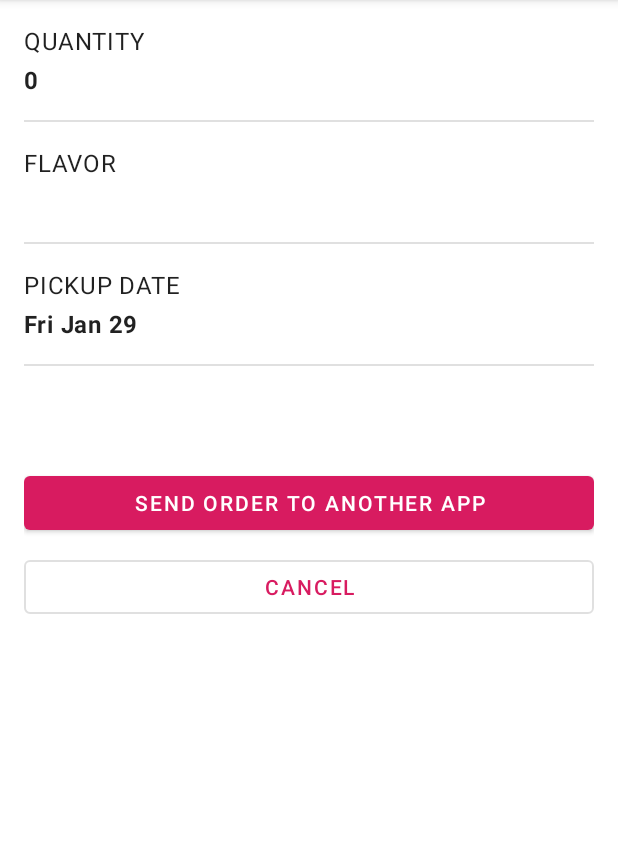
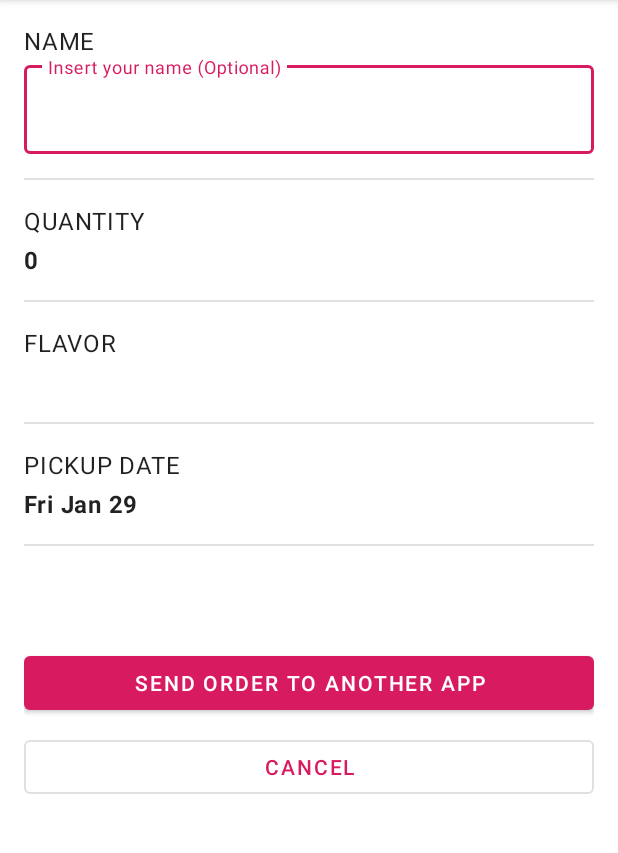
Before and after one commit to sulaiman666/Learning, an Android app: the fragment SummaryFragment shown on its own in the app's theme, on a phone screen of 412 x 824 dp, the part 84-937 px from its top. Run offline under Robolectric (Android 15) with nearby library versions, the phone set to English and light mode, and no system bars; our stand-ins replace data binding; 2 statements that could not run were skipped.

Commit message:
Second Challenge
* Ask the user for their name for the cupcake order.
1. Tambahkan text field pada summary fragment
+ Tambahkan text input layout (Done)
+ Tambahkan text input edit text (Done)
+ Tambahkan style untuk text field (Done)
2. Edit agar email mencantumkan nama pembeli
+ Mengambil value dari nama pemesan (Done)
+ Menambahkannya pada format email (Done)

```diff
--- a/android-basics-kotlin-cupcake-app-starter/app/src/main/java/com/example/cupcake/SummaryFragment.kt
+++ b/android-basics-kotlin-cupcake-app-starter/app/src/main/java/com/example/cupcake/SummaryFragment.kt
@@ -62,13 +62,26 @@ class SummaryFragment : Fragment() {
      */
     fun sendOrder() {
         val numberOfCupcakes = sharedViewModel.quantity.value ?: 0
-        val orderSummary = getString(
+        val userName = binding?.textInputEditText?.text.toString()
+
+        val orderSummary = if (userName != "") {
+            getString(
+                R.string.order_details_with_name,
+                resources.getQuantityString(R.plurals.cupcakes, numberOfCupcakes, numberOfCupcakes),
+                sharedViewModel.flavor.value.toString(),
+                sharedViewModel.date.value.toString(),
+                sharedViewModel.price.value.toString(),
+                userName
+            )
+        } else {
+            getString(
                 R.string.order_details,
                 resources.getQuantityString(R.plurals.cupcakes, numberOfCupcakes, numberOfCupcakes),
                 sharedViewModel.flavor.value.toString(),
                 sharedViewModel.date.value.toString(),
                 sharedViewModel.price.value.toString()
             )
+        }
 
         val intent = Intent(Intent.ACTION_SEND)
             .setType("text/plain")
--- a/android-basics-kotlin-cupcake-app-starter/app/src/main/res/layout/fragment_summary.xml
+++ b/android-basics-kotlin-cupcake-app-starter/app/src/main/res/layout/fragment_summary.xml
@@ -16,6 +16,7 @@
 <!-- Layout for order summary -->
 <layout xmlns:android="http://schemas.android.com/apk/res/android"
     xmlns:tools="http://schemas.android.com/tools"
+    xmlns:app="http://schemas.android.com/apk/res-auto"
     tools:context=".SummaryFragment">
 
     <data>
@@ -46,6 +47,43 @@
                 android:layout_height="wrap_content"
                 android:focusable="true"
                 android:orientation="vertical">
+
+                <TextView
+                    android:id="@+id/name_label"
+                    style="@style/Widget.Cupcake.TextView.OrderSummary"
+                    android:layout_width="wrap_content"
+                    android:layout_height="wrap_content"
+                    android:text="@string/name_label"
+                    android:textAllCaps="true"
+                    android:textStyle="normal" />
+
+                <com.google.android.material.textfield.TextInputLayout
+                    android:id="@+id/textField"
+                    style="@style/Widget.Cupcake.TextInputLayout.OutlinedBox"
+                    android:layout_width="match_parent"
+                    android:layout_height="wrap_content"
+                    android:hint="@string/enter_your_name"
+                    app:helperTextTextAppearance="@style/TextAppearance.MaterialComponents.Subtitle1"
+                    app:layout_constraintBottom_toTopOf="@id/divider0"
+                    app:layout_constraintEnd_toEndOf="parent"
+                    app:layout_constraintStart_toStartOf="parent"
+                    app:layout_constraintTop_toBottomOf="@id/name_label">
+
+                    <com.google.android.material.textfield.TextInputEditText
+                        android:id="@+id/text_input_edit_text"
+                        android:layout_width="match_parent"
+                        android:layout_height="match_parent"
+                        android:inputType="textPersonName|textNoSuggestions"
+                        android:maxLines="1" />
+                </com.google.android.material.textfield.TextInputLayout>
+
+                <View
+                    android:id="@+id/divider0"
+                    style="@style/Widget.Cupcake.Divider"
+                    android:layout_width="match_parent"
+                    android:layout_height="1dp"
+                    android:layout_marginTop="@dimen/side_margin"
+                    android:layout_marginBottom="@dimen/side_margin" />
 
                 <TextView
                     android:id="@+id/quantity_label"
--- a/android-basics-kotlin-cupcake-app-starter/app/src/main/res/values/dimens.xml
+++ b/android-basics-kotlin-cupcake-app-starter/app/src/main/res/values/dimens.xml
@@ -21,4 +21,6 @@
     <dimen name="margin_between_elements">8dp</dimen>
     <dimen name="radio_button_padding">8dp</dimen>
     <dimen name="order_summary_margin">4dp</dimen>
+    <dimen name="default_padding">16dp</dimen>
+    <dimen name="default_margin">32dp</dimen>
 </resources>
--- a/android-basics-kotlin-cupcake-app-starter/app/src/main/res/values/strings.xml
+++ b/android-basics-kotlin-cupcake-app-starter/app/src/main/res/values/strings.xml
@@ -26,9 +26,6 @@
     <string name="salted_caramel">Salted Caramel</string>
     <string name="coffee">Coffee</string>
     <string name="special_flavor">Special Flavor</string>
-    <string name="special_flavor_hint">Same day not available for special flavor</string>
-    <string name="special_flavor_price">Special flavor add 0.75$ for each cupcake</string>
-    <string name="same_day_price">For same day delivery add 3$ to total price</string>
     <string name="cancel">Cancel</string>
     <string name="next">Next</string>
     <string name="choose_pickup_date">Choose Pickup Date</string>
@@ -41,9 +38,18 @@
     <string name="total_price">Total %s</string>
     <string name="new_cupcake_order">New Cupcake Order</string>
     <string name="order_details">Quantity: %1$s \n Flavor: %2$s \nPickup date: %3$s \n
-        Total: %4$s \n\n Thank you!</string>
+        Total: %4$s \n\n Thank you for your order Guest!</string>
+    <string name="order_details_with_name">Quantity: %1$s \nFlavor: %2$s \nPickup date: %3$s \n
+        Total: %4$s \n\n Thank you %5$s for your order!</string>
     <plurals name="cupcakes">
         <item quantity="one">%d cupcake</item>
         <item quantity="other">%d cupcakes</item>
     </plurals>
+
+    <!--Challenge-->
+    <string name="special_flavor_hint">Same day not available for special flavor</string>
+    <string name="special_flavor_price">Special flavor add 0.75$ for each cupcake</string>
+    <string name="same_day_price">For same day delivery add 3$ to total price</string>
+    <string name="name_label">Name</string>
+    <string name="enter_your_name">Insert your name (Optional)</string>
 </resources>
--- a/android-basics-kotlin-cupcake-app-starter/app/src/main/res/values/styles.xml
+++ b/android-basics-kotlin-cupcake-app-starter/app/src/main/res/values/styles.xml
@@ -43,6 +43,11 @@
         <item name="android:textStyle">bold</item>
     </style>
 
+    <style name="Widget.Cupcake.TextInputLayout.OutlinedBox" parent="Widget.MaterialComponents.TextInputLayout.OutlinedBox">
+        <item name="android:textAppearance">@style/TextAppearance.MaterialComponents.Subtitle1</item>
+        <item name="android:textStyle">bold</item>
+    </style>
+
     <!-- Radio Button style -->
     <style name="Widget.Cupcake.CompoundButton.RadioButton"
         parent="Widget.MaterialComponents.CompoundButton.RadioButton">
```
Lines whose indentation alone changed are shown as unchanged.
